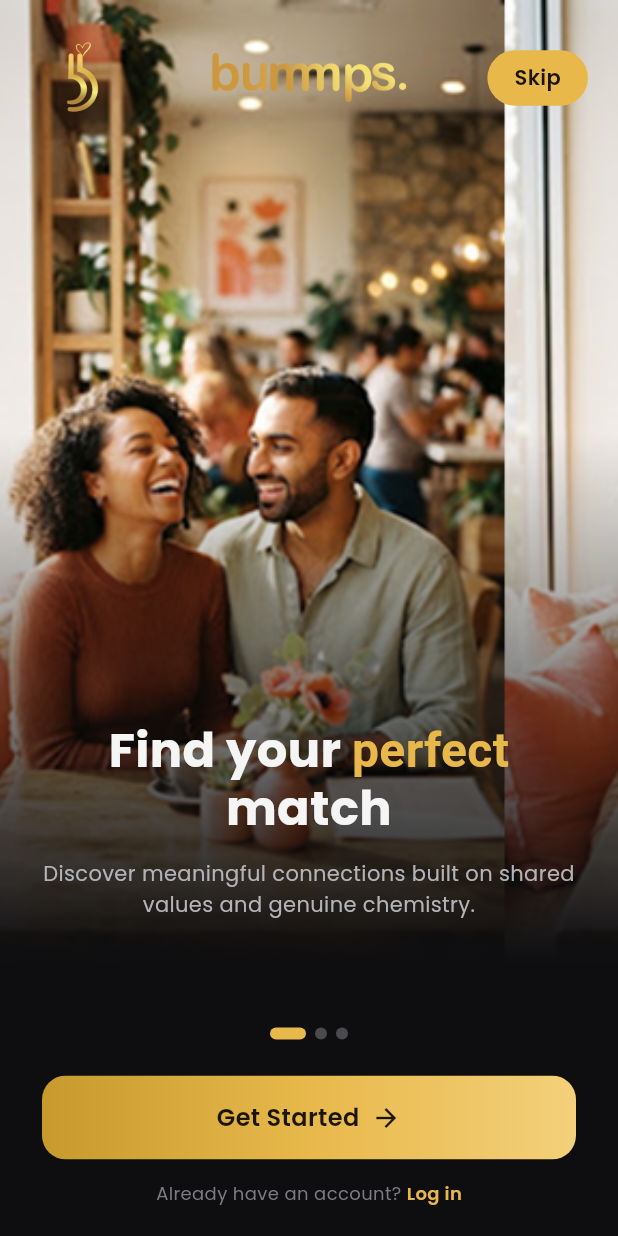
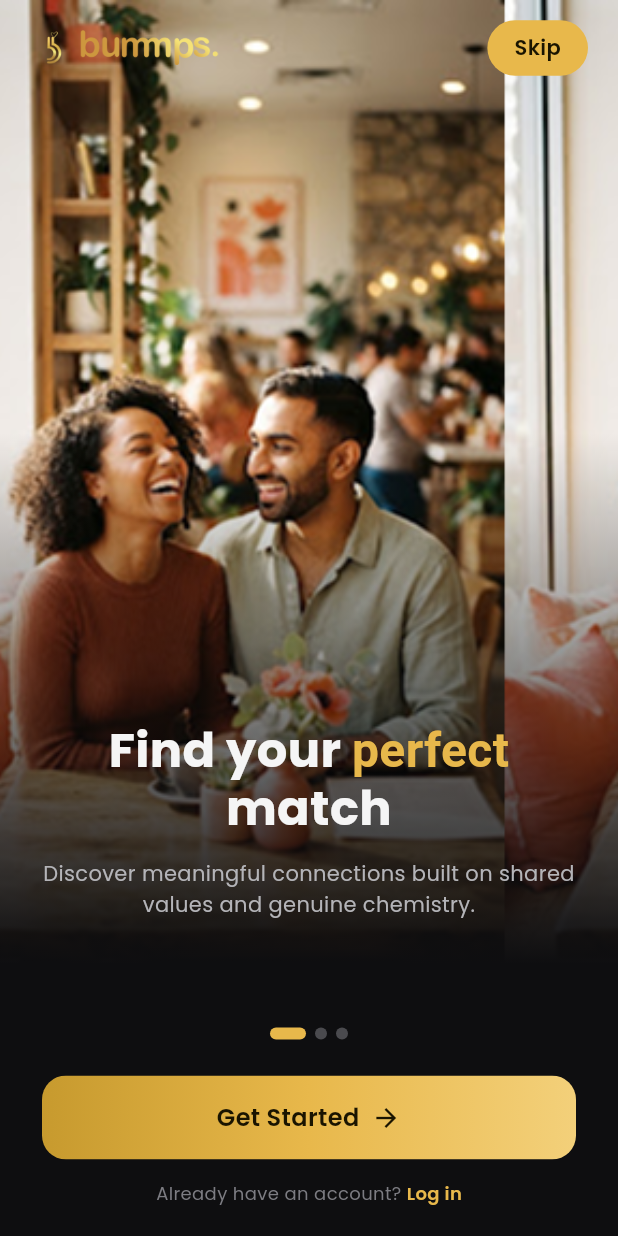
Before and after one commit to vivekbisht-web/bummps-dating-app, a Flutter app: the screen it shows after launch, on a phone screen of 412 x 824 dp. Run offline on Flutter 3.47's test engine with Material 3 defaults, Android fonts, the phone set to English and light mode, and no system bars; drawn by our look-alikes of smooth_page_indicator; our stand-ins replace dio, flutter_secure_storage, get, google_fonts, image_picker, socket_io_client; accounts and stored records are empty.

Commit message:
regrateation step logo and icon update

```diff
--- a/lib/app/modules/onboarding/views/onboarding_view.dart
+++ b/lib/app/modules/onboarding/views/onboarding_view.dart
@@ -4,6 +4,7 @@ import 'package:smooth_page_indicator/smooth_page_indicator.dart';
 
 import '../../../core/theme/app_colors.dart';
 import '../../../core/theme/app_text_styles.dart';
+import '../../../core/widgets/bummps_logo.dart';
 import '../../../core/widgets/primary_button.dart';
 import '../controllers/onboarding_controller.dart';
 
@@ -35,27 +36,12 @@ class OnboardingView extends GetView<OnboardingController> {
             child: Padding(
               padding: const EdgeInsets.symmetric(horizontal: 20, vertical: 2),
               child: SizedBox(
-                height: 100,
-                child: Stack(
-                  alignment: Alignment.center,
+                height: 60,
+                child: Row(
+                  mainAxisAlignment: MainAxisAlignment.spaceBetween,
                   children: [
-                    Align(
-                      alignment: Alignment.centerLeft,
-                      child: Image.asset(
-                        'assets/images/bummps-icon.png',
-                        height: 70,
-                        fit: BoxFit.contain,
-                      ),
-                    ),
-                    Image.asset(
-                      'assets/images/bummps..png',
-                      height: 34,
-                      fit: BoxFit.contain,
-                    ),
-                    Align(
-                      alignment: Alignment.centerRight,
-                      child: _SkipButton(onTap: controller.skip),
-                    ),
+                    const BummpsLogo(compact: true),
+                    _SkipButton(onTap: controller.skip),
                   ],
                 ),
               ),
```
Also changed, not shown: lib/app/modules/profile_setup/views/profile_setup_view.dart (+5 -16 lines).
